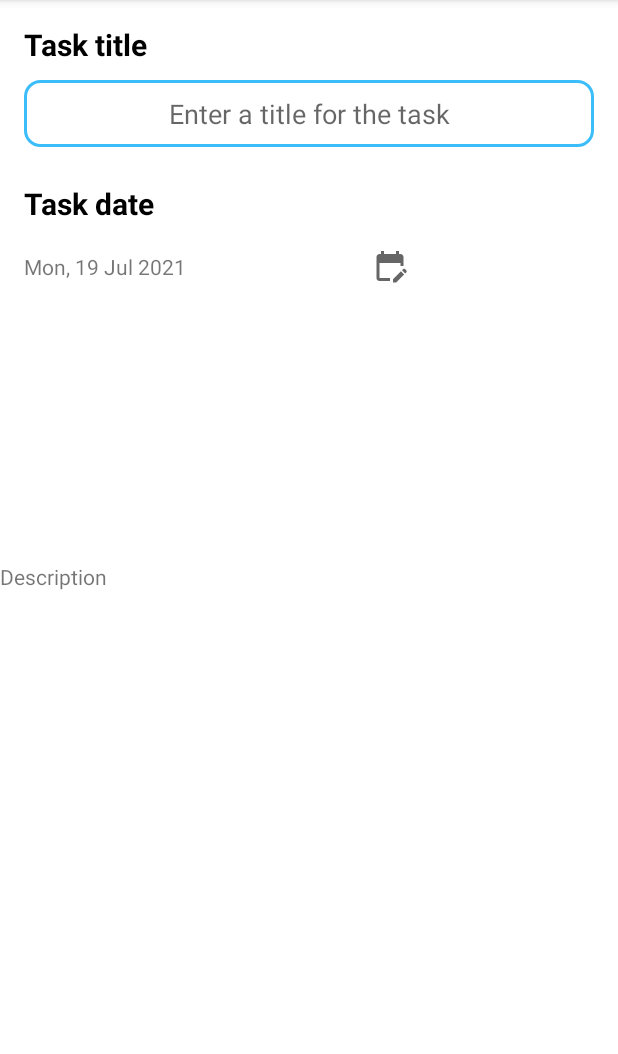
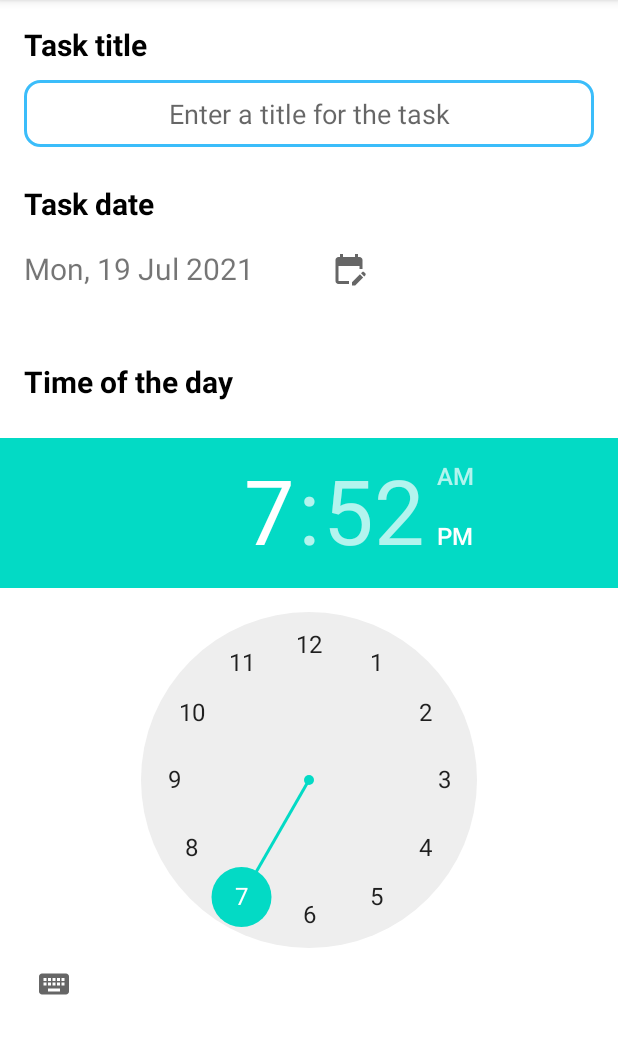
Before and after one commit to georgecpp/RemindBuddy, an Android app: the fragment TaskFragment placed in its activity, on a phone screen of 412 x 824 dp, the part 84-1138 px from its top. Run offline under Robolectric (Android 15) with nearby library versions, the phone set to English and light mode, and no system bars; 4 statements that could not run were skipped.

Commit message:
[UPDATE]: UI TimePicker added.

```diff
--- a/app/src/main/res/layout/fragment_task.xml
+++ b/app/src/main/res/layout/fragment_task.xml
@@ -49,11 +49,12 @@
         />
 
     <androidx.constraintlayout.widget.ConstraintLayout
+        android:id="@+id/constraintLayout"
         android:layout_width="match_parent"
         android:layout_height="wrap_content"
+        android:layout_margin="16dp"
         app:layout_constraintTop_toBottomOf="@+id/task_date_textview"
-        android:layout_margin="16dp"
-        >
+        tools:layout_editor_absoluteX="16dp">
 
         <TextView
             android:id="@+id/task_date"
@@ -61,22 +62,22 @@
             android:layout_height="wrap_content"
             android:labelFor="@+id/task_date"
             android:text="@string/task_date"
-            app:layout_constraintTop_toTopOf="parent"
+            android:textSize="20dp"
             app:layout_constraintBottom_toBottomOf="parent"
             app:layout_constraintStart_toStartOf="parent"
-            />
+            app:layout_constraintTop_toTopOf="parent" />
 
         <ImageButton
             android:id="@+id/new_task_date_button"
             android:layout_width="wrap_content"
             android:layout_height="wrap_content"
+            android:layout_marginEnd="100dp"
+            android:background="@null"
+            android:src="@drawable/ic_baseline_edit_calendar_24"
+            app:layout_constraintBottom_toBottomOf="parent"
             app:layout_constraintEnd_toEndOf="parent"
-            app:layout_constraintTop_toTopOf="parent"
-            app:layout_constraintBottom_toBottomOf="parent"
             app:layout_constraintStart_toEndOf="@id/task_date"
-            android:src="@drawable/ic_baseline_edit_calendar_24"
-            android:background="@null"
-            />
+            app:layout_constraintTop_toTopOf="parent" />
 
     </androidx.constraintlayout.widget.ConstraintLayout>
 
@@ -86,20 +87,30 @@
         android:layout_width="match_parent"
         android:layout_height="wrap_content"
         android:labelFor="@+id/task_time"
-        android:text="@string/task_time"
+        android:text="@string/task_time_textview"
         app:layout_constraintTop_toBottomOf="parent"
         tools:layout_editor_absoluteX="0dp" />
 
 
-
     <TextView
-        android:id="@+id/task_description"
+        android:id="@+id/task_time_textview"
         android:layout_width="match_parent"
         android:layout_height="wrap_content"
-        android:text="@string/task_description"
-        app:layout_constraintTop_toTopOf="parent"
-        app:layout_constraintBottom_toBottomOf="parent"
-        tools:layout_editor_absoluteX="0dp" />
+        android:text="@string/task_time_textview"
+        app:layout_constraintTop_toBottomOf="@+id/constraintLayout"
+        android:textSize="20sp"
+        android:textStyle="bold"
+        android:textColor="@color/black"
+        android:layout_marginStart="16dp"
+        android:layout_marginTop="48dp"/>
+
+    <TimePicker
+        android:id="@+id/task_timepicker"
+        android:layout_width="match_parent"
+        android:layout_height="wrap_content"
+        app:layout_constraintTop_toBottomOf="@+id/task_time_textview"
+        android:layout_marginTop="24dp"
+        />
 
 
 </androidx.constraintlayout.widget.ConstraintLayout>
--- a/app/src/main/res/values/strings.xml
+++ b/app/src/main/res/values/strings.xml
@@ -1,7 +1,7 @@
 <resources>
     <string name="app_name">Remind Buddy</string>
     <string name="task_date">Task date</string>
-    <string name="task_time">Time of the day to fill</string>
+    <string name="task_time_textview">Time of the day</string>
     <string name="task_title">Task title</string>
     <string name="task_description">Description</string>
     <string name="current_date_string">Current Date</string>
```
